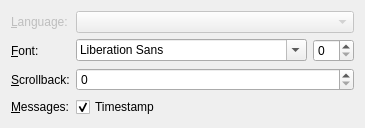
First picture: the form in trunk/Quazaa/Chat/IRC/wizard/generalwizardpage.ui, repository c3c/quazaa, before the edit.
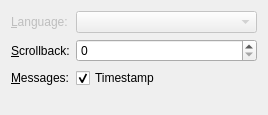
Second picture: the form after the edit.

Patch:
```diff
--- a/trunk/Quazaa/Chat/IRC/wizard/generalwizardpage.ui
+++ b/trunk/Quazaa/Chat/IRC/wizard/generalwizardpage.ui
@@ -2,6 +2,14 @@
 <ui version="4.0">
  <class>GeneralWizardPage</class>
  <widget class="QWizardPage" name="GeneralWizardPage">
+  <property name="geometry">
+   <rect>
+    <x>0</x>
+    <y>0</y>
+    <width>268</width>
+    <height>115</height>
+   </rect>
+  </property>
   <property name="title">
    <string>General settings</string>
   </property>
@@ -9,6 +17,9 @@
    <string>Adjust general settings</string>
   </property>
   <layout class="QFormLayout" name="formLayout">
+   <property name="fieldGrowthPolicy">
+    <enum>QFormLayout::AllNonFixedFieldsGrow</enum>
+   </property>
    <item row="0" column="0">
     <widget class="QLabel" name="label">
      <property name="enabled">
@@ -30,33 +41,16 @@
     </widget>
    </item>
    <item row="1" column="0">
-    <widget class="QLabel" name="label_2">
+    <widget class="QLabel" name="label_3">
      <property name="text">
-      <string>&amp;Font:</string>
+      <string>&amp;Scrollback:</string>
      </property>
      <property name="buddy">
-      <cstring>fontComboBox</cstring>
+      <cstring>blockSpinBox</cstring>
      </property>
     </widget>
    </item>
    <item row="1" column="1">
-    <layout class="QHBoxLayout" name="horizontalLayout">
-     <item>
-      <widget class="QFontComboBox" name="fontComboBox">
-       <property name="sizePolicy">
-        <sizepolicy hsizetype="MinimumExpanding" vsizetype="Fixed">
-         <horstretch>0</horstretch>
-         <verstretch>0</verstretch>
-        </sizepolicy>
-       </property>
-      </widget>
-     </item>
-     <item>
-      <widget class="QSpinBox" name="sizeSpinBox"/>
-     </item>
-    </layout>
-   </item>
-   <item row="2" column="1">
     <widget class="QSpinBox" name="blockSpinBox">
      <property name="maximum">
       <number>9999</number>
@@ -67,16 +61,6 @@
     </widget>
    </item>
    <item row="2" column="0">
-    <widget class="QLabel" name="label_3">
-     <property name="text">
-      <string>&amp;Scrollback:</string>
-     </property>
-     <property name="buddy">
-      <cstring>blockSpinBox</cstring>
-     </property>
-    </widget>
-   </item>
-   <item row="3" column="0">
     <widget class="QLabel" name="label_4">
      <property name="text">
       <string>&amp;Messages:</string>
@@ -86,7 +70,7 @@
      </property>
     </widget>
    </item>
-   <item row="3" column="1">
+   <item row="2" column="1">
     <widget class="QCheckBox" name="timeStampCheckBox">
      <property name="text">
       <string>Timestamp</string>
```
Left out of the diff: 1 changed line with no effect on the pictures.
